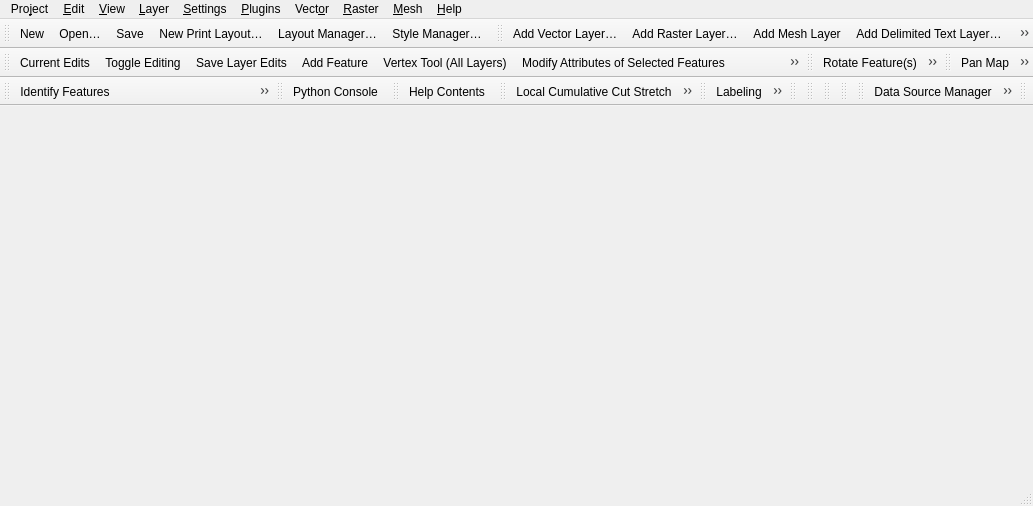
Above: src/ui/qgisapp.ui from qgis/QGIS before the change. Below: the same form after it.
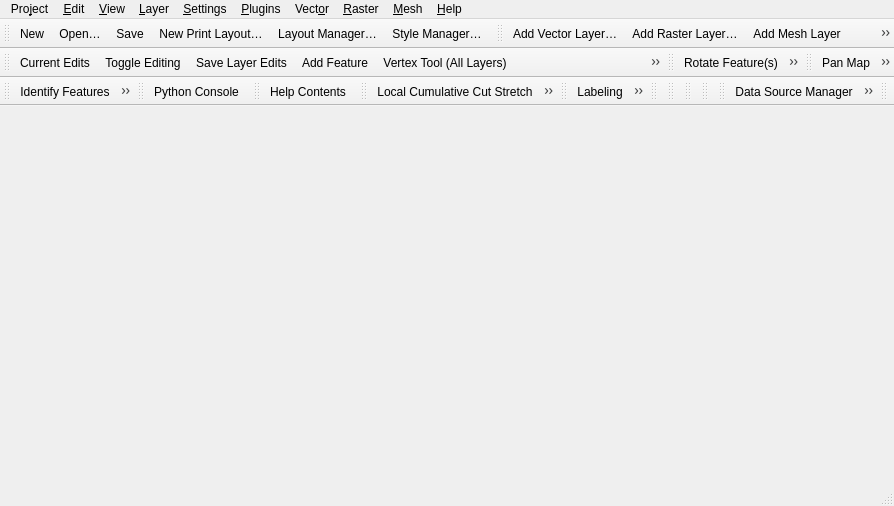
That is the form after the change. Icons and pictures are not drawn.

Commit message: updates on the temporal controller navigation logic

```diff
--- a/src/ui/qgisapp.ui
+++ b/src/ui/qgisapp.ui
@@ -6,7 +6,7 @@
    <rect>
     <x>0</x>
     <y>0</y>
-    <width>1033</width>
+    <width>847</width>
     <height>506</height>
    </rect>
   </property>
@@ -16,8 +16,8 @@
     <rect>
      <x>0</x>
      <y>0</y>
-     <width>1033</width>
-     <height>24</height>
+     <width>847</width>
+     <height>23</height>
     </rect>
    </property>
    <property name="toolTip">
@@ -525,6 +525,7 @@
    <addaction name="mActionNewMapCanvas"/>
    <addaction name="mActionNewBookmark"/>
    <addaction name="mActionShowBookmarks"/>
+   <addaction name="mActionTemporalController"/>
    <addaction name="mActionDraw"/>
   </widget>
   <widget class="QToolBar" name="mAttributesToolBar">
@@ -3256,6 +3257,19 @@
     <string>Reselect Features from Current Layer</string>
    </property>
   </action>
+  <action name="mActionTemporalController">
+   <property name="icon">
+    <iconset>
+     <normalon>:/images/themes/default/propertyicons/temporal.svg</normalon>
+    </iconset>
+   </property>
+   <property name="text">
+    <string>Temporal Controller</string>
+   </property>
+   <property name="toolTip">
+    <string>Temporal Controller Panel</string>
+   </property>
+  </action>
  </widget>
  <resources>
   <include location="../../images/images.qrc"/>
```
The commit also changes 31 other files.
